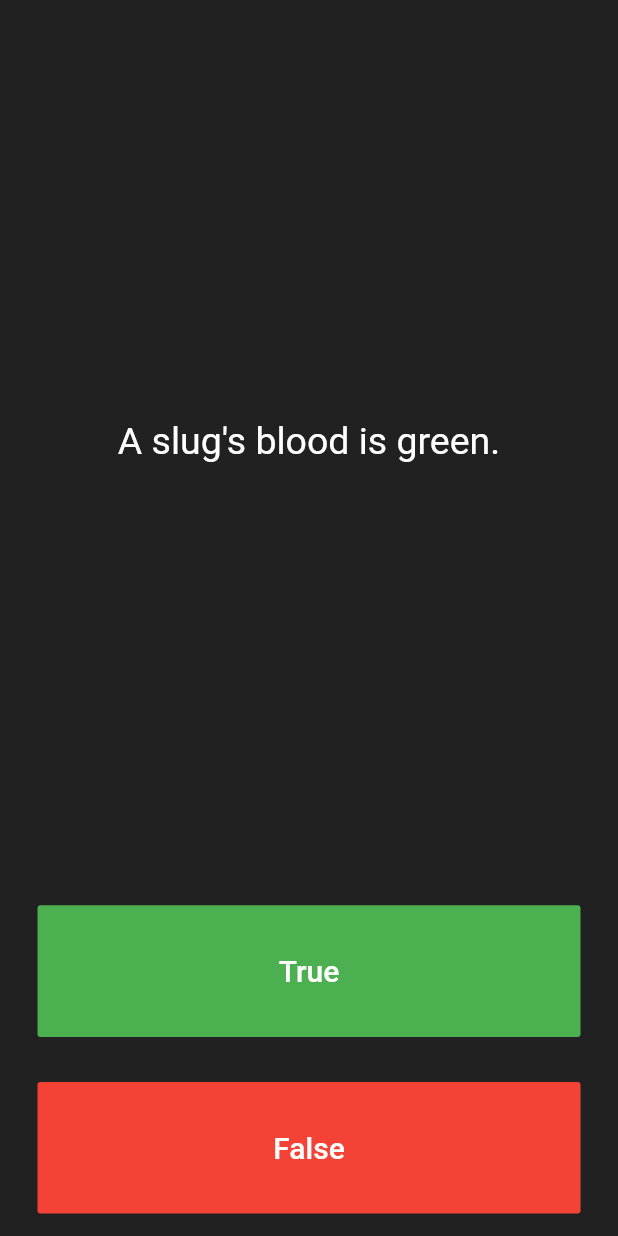
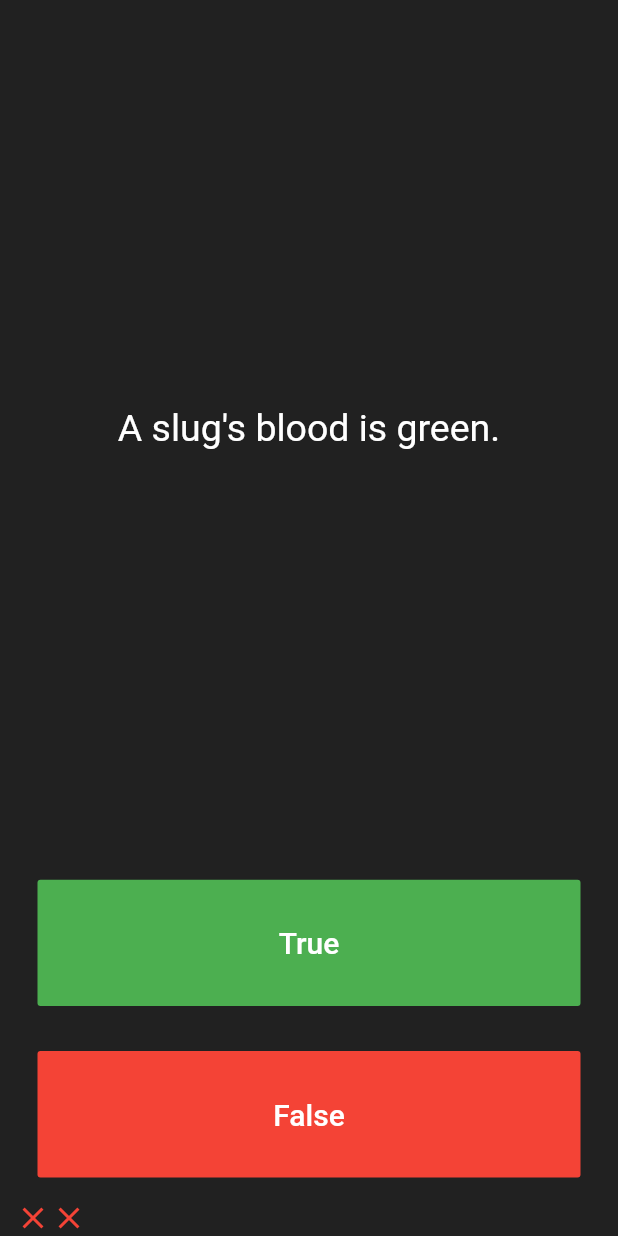
Before and after one commit to Nirbhay-nrb/Flutter, a Flutter app: the screen it shows after launch, after a tap on "True", after a tap on "False", on a phone screen of 412 x 824 dp. Run offline on Flutter 3.47's test engine with Material 2 defaults, Android fonts, the light colour scheme and no system bars; our stand-ins replace audioplayers.

Commit message:
added question.dart

```diff
--- a/quizzler-flutter/lib/main.dart
+++ b/quizzler-flutter/lib/main.dart
@@ -1,4 +1,5 @@
 import 'package:flutter/material.dart';
+import 'question.dart';
 
 void main() => runApp(Quizzler());
 
@@ -26,10 +27,19 @@ class QuizPage extends StatefulWidget {
 
 class _QuizPageState extends State<QuizPage> {
   List<Icon> scoreKeeper = [];
-  List<String> questions = [
-    'You can lead a cow down stairs but not up stairs.',
-    'Approximately one quarter of human bones are in the feet.',
-    'A slug\'s blood is green.'
+
+  // List<String> questionsa = [
+  //   'You can lead a cow down stairs but not up stairs.',
+  //   'Approximately one quarter of human bones are in the feet.',
+  //   'A slug\'s blood is green.'
+  // ];
+
+  // List<bool> answer = [false, true, true];
+
+  List<Question> questionBank = [
+    Question('You can lead a cow down stairs but not up stairs.', false),
+    Question('Approximately one quarter of human bones are in the feet.', true),
+    Question('A slug\'s blood is green.', true)
   ];
 
   int questionNumber = 0;
@@ -46,7 +56,7 @@ class _QuizPageState extends State<QuizPage> {
             padding: EdgeInsets.all(10.0),
             child: Center(
               child: Text(
-                questions[questionNumber],
+                questionBank[questionNumber].questionText,
                 textAlign: TextAlign.center,
                 style: TextStyle(
                   fontSize: 25.0,
@@ -70,6 +80,25 @@ class _QuizPageState extends State<QuizPage> {
                 ),
               ),
               onPressed: () {
+                bool correctAnswer =
+                    questionBank[questionNumber].questionAnswer;
+                if (correctAnswer == true) {
+                  scoreKeeper.add(
+                    Icon(
+                      Icons.check,
+                      color: Colors.green,
+                    ),
+                  );
+                  print('correct');
+                } else {
+                  scoreKeeper.add(
+                    Icon(
+                      Icons.close,
+                      color: Colors.red,
+                    ),
+                  );
+                  print('wrong');
+                }
                 setState(() {
                   questionNumber++;
                 });
@@ -90,6 +119,25 @@ class _QuizPageState extends State<QuizPage> {
                 ),
               ),
               onPressed: () {
+                bool correctAnswer =
+                    questionBank[questionNumber].questionAnswer;
+                if (correctAnswer == false) {
+                  scoreKeeper.add(
+                    Icon(
+                      Icons.check,
+                      color: Colors.green,
+                    ),
+                  );
+                  print('correct');
+                } else {
+                  scoreKeeper.add(
+                    Icon(
+                      Icons.close,
+                      color: Colors.red,
+                    ),
+                  );
+                  print('wrong');
+                }
                 setState(() {
                   questionNumber++;
                 });
--- /dev/null
+++ b/quizzler-flutter/lib/question.dart
@@ -0,0 +1,9 @@
+class Question {
+  String questionText;
+  bool questionAnswer;
+
+  Question(String q, bool a) {
+    questionText = q;
+    questionAnswer = a;
+  }
+}
```
